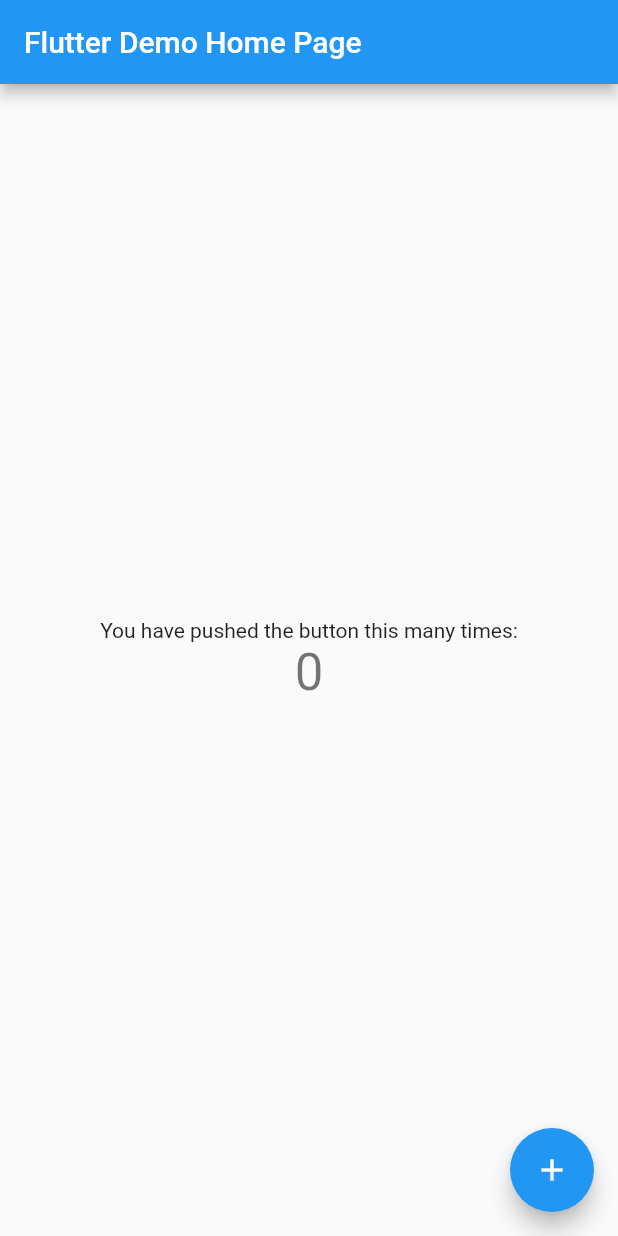
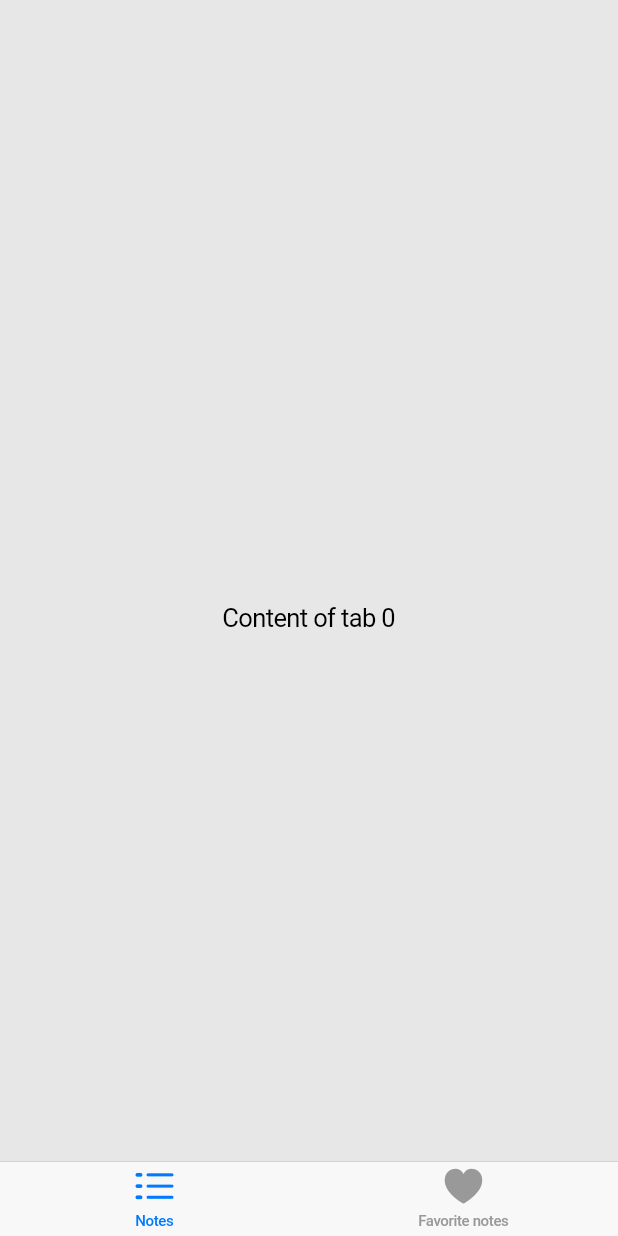
Before and after one commit to andreiqvik/Flutter_SwiftUI_UIKit, a Flutter app: the screen it shows after launch, on a phone screen of 412 x 824 dp. Run offline on Flutter 3.47's test engine with Material 2 defaults, Android fonts, the phone set to English and light mode, and no system bars.

Commit message:
Add main tabs screen in NotesFlutter

```diff
--- a/notesflutter/lib/main.dart
+++ b/notesflutter/lib/main.dart
@@ -1,115 +1,4 @@
-import 'package:flutter/material.dart';
+import 'package:flutter/cupertino.dart';
+import 'package:notesflutter/screens/maintabsscreen.dart';
 
-void main() {
-  runApp(const MyApp());
-}
-
-class MyApp extends StatelessWidget {
-  const MyApp({super.key});
-
-  // This widget is the root of your application.
-  @override
-  Widget build(BuildContext context) {
-    return MaterialApp(
-      title: 'Flutter Demo',
-      theme: ThemeData(
-        // This is the theme of your application.
-        //
-        // Try running your application with "flutter run". You'll see the
-        // application has a blue toolbar. Then, without quitting the app, try
-        // changing the primarySwatch below to Colors.green and then invoke
-        // "hot reload" (press "r" in the console where you ran "flutter run",
-        // or simply save your changes to "hot reload" in a Flutter IDE).
-        // Notice that the counter didn't reset back to zero; the application
-        // is not restarted.
-        primarySwatch: Colors.blue,
-      ),
-      home: const MyHomePage(title: 'Flutter Demo Home Page'),
-    );
-  }
-}
-
-class MyHomePage extends StatefulWidget {
-  const MyHomePage({super.key, required this.title});
-
-  // This widget is the home page of your application. It is stateful, meaning
-  // that it has a State object (defined below) that contains fields that affect
-  // how it looks.
-
-  // This class is the configuration for the state. It holds the values (in this
-  // case the title) provided by the parent (in this case the App widget) and
-  // used by the build method of the State. Fields in a Widget subclass are
-  // always marked "final".
-
-  final String title;
-
-  @override
-  State<MyHomePage> createState() => _MyHomePageState();
-}
-
-class _MyHomePageState extends State<MyHomePage> {
-  int _counter = 0;
-
-  void _incrementCounter() {
-    setState(() {
-      // This call to setState tells the Flutter framework that something has
-      // changed in this State, which causes it to rerun the build method below
-      // so that the display can reflect the updated values. If we changed
-      // _counter without calling setState(), then the build method would not be
-      // called again, and so nothing would appear to happen.
-      _counter++;
-    });
-  }
-
-  @override
-  Widget build(BuildContext context) {
-    // This method is rerun every time setState is called, for instance as done
-    // by the _incrementCounter method above.
-    //
-    // The Flutter framework has been optimized to make rerunning build methods
-    // fast, so that you can just rebuild anything that needs updating rather
-    // than having to individually change instances of widgets.
-    return Scaffold(
-      appBar: AppBar(
-        // Here we take the value from the MyHomePage object that was created by
-        // the App.build method, and use it to set our appbar title.
-        title: Text(widget.title),
-      ),
-      body: Center(
-        // Center is a layout widget. It takes a single child and positions it
-        // in the middle of the parent.
-        child: Column(
-          // Column is also a layout widget. It takes a list of children and
-          // arranges them vertically. By default, it sizes itself to fit its
-          // children horizontally, and tries to be as tall as its parent.
-          //
-          // Invoke "debug painting" (press "p" in the console, choose the
-          // "Toggle Debug Paint" action from the Flutter Inspector in Android
-          // Studio, or the "Toggle Debug Paint" command in Visual Studio Code)
-          // to see the wireframe for each widget.
-          //
-          // Column has various properties to control how it sizes itself and
-          // how it positions its children. Here we use mainAxisAlignment to
-          // center the children vertically; the main axis here is the vertical
-          // axis because Columns are vertical (the cross axis would be
-          // horizontal).
-          mainAxisAlignment: MainAxisAlignment.center,
-          children: <Widget>[
-            const Text(
-              'You have pushed the button this many times:',
-            ),
-            Text(
-              '$_counter',
-              style: Theme.of(context).textTheme.headline4,
-            ),
-          ],
-        ),
-      ),
-      floatingActionButton: FloatingActionButton(
-        onPressed: _incrementCounter,
-        tooltip: 'Increment',
-        child: const Icon(Icons.add),
-      ), // This trailing comma makes auto-formatting nicer for build methods.
-    );
-  }
-}
+void main() => runApp(const CupertinoTabBarApp());
--- /dev/null
+++ b/notesflutter/lib/screens/maintabsscreen.dart
@@ -0,0 +1,44 @@
+import 'package:flutter/cupertino.dart';
+
+class CupertinoTabBarApp extends StatelessWidget {
+  const CupertinoTabBarApp({super.key});
+
+  @override
+  Widget build(BuildContext context) {
+    return const CupertinoApp(
+      theme: CupertinoThemeData(brightness: Brightness.light),
+      home: CupertinoTabBarExample(),
+    );
+  }
+}
+
+class CupertinoTabBarExample extends StatelessWidget {
+  const CupertinoTabBarExample({super.key});
+
+  @override
+  Widget build(BuildContext context) {
+    return CupertinoTabScaffold(
+      tabBar: CupertinoTabBar(
+        items: const <BottomNavigationBarItem>[
+          BottomNavigationBarItem(
+            icon: Icon(CupertinoIcons.list_dash),
+            label: 'Notes',
+          ),
+          BottomNavigationBarItem(
+            icon: Icon(CupertinoIcons.heart_fill),
+            label: 'Favorite notes',
+          ),
+        ],
+      ),
+      tabBuilder: (BuildContext context, int index) {
+        return CupertinoTabView(
+          builder: (BuildContext context) {
+            return Center(
+              child: Text('Content of tab $index'),
+            );
+          },
+        );
+      },
+    );
+  }
+}
```
